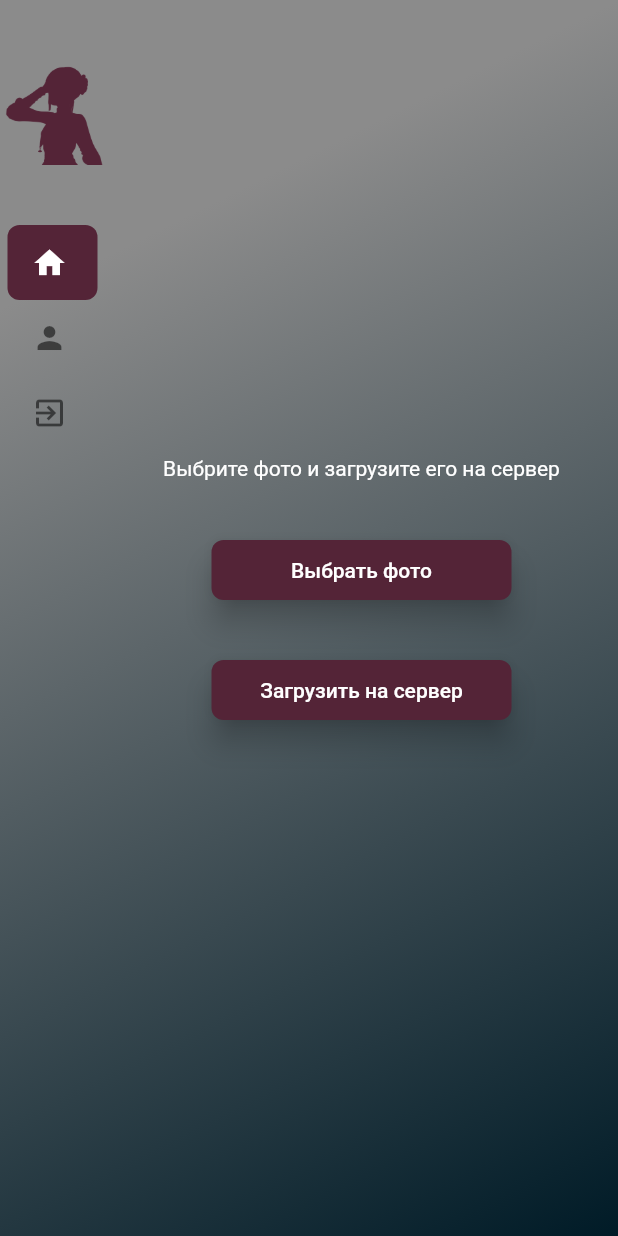
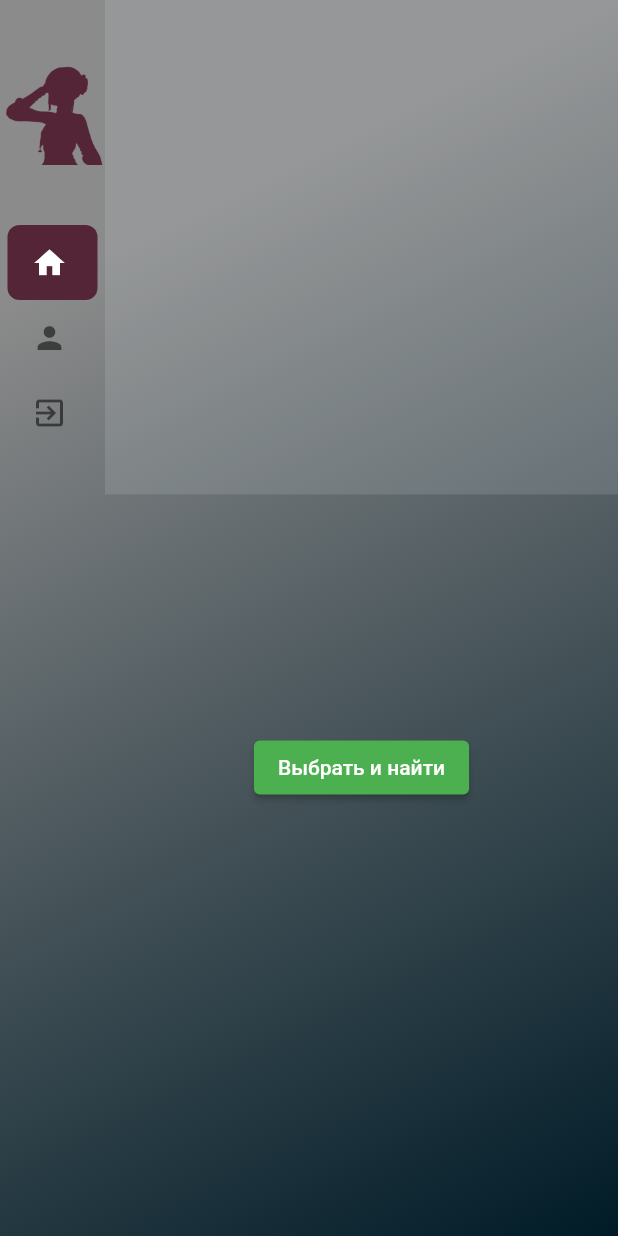
Before and after one commit to NEKO-Curator/interfaces_fedorov_nao, a Flutter app: the screen it shows after launch, on a phone screen of 412 x 824 dp. Run offline on Flutter 3.47's test engine with Material 2 defaults, Android fonts, the phone set to English and light mode, and no system bars; drawn by our look-alikes of easy_sidemenu; our stand-ins replace formz, image_picker; project files that could hold a hidden picture were left out.

Commit message:
android add ssl

```diff
--- a/lib/main.dart
+++ b/lib/main.dart
@@ -2,6 +2,7 @@ import 'package:flutter/material.dart';
 import 'package:interfaces_fedorov_coursework_nao/presentation/pages/main/widgets/main_side_menu.dart';
 
 void main() async {
+  WidgetsFlutterBinding.ensureInitialized();
   runApp(const MyApp());
 }
 
--- a/lib/presentation/pages/image_searcher/image_searcher_page.dart
+++ b/lib/presentation/pages/image_searcher/image_searcher_page.dart
@@ -1,12 +1,12 @@
 import 'package:flutter/material.dart';
-import 'package:interfaces_fedorov_coursework_nao/presentation/pages/image_searcher/widgets/image_picker_web.dart';
+import 'package:interfaces_fedorov_coursework_nao/presentation/pages/image_searcher/widgets/image_picker_android.dart';
 
 class ImageSearcherWidget extends StatelessWidget {
   const ImageSearcherWidget({super.key});
 
   @override
   Widget build(BuildContext context) {
-    return const ImagePickerWebPage();
+    return const ImagePickerMobilePage();
   }
 }
 
--- a/lib/presentation/pages/image_searcher/widgets/image_picker_android.dart
+++ b/lib/presentation/pages/image_searcher/widgets/image_picker_android.dart
@@ -1,69 +1,69 @@
-// // ignore_for_file: library_private_types_in_public_api
+// ignore_for_file: library_private_types_in_public_api
 
-// import 'dart:io';
+import 'dart:io';
 
-// import 'package:flutter/material.dart';
-// import 'package:image_picker/image_picker.dart';
-// import 'package:interfaces_fedorov_coursework_nao/api/api.dart';
-// import 'package:interfaces_fedorov_coursework_nao/constants.dart';
-// import 'package:interfaces_fedorov_coursework_nao/presentation/pages/image_searcher/widgets/links.dart';
+import 'package:flutter/material.dart';
+import 'package:image_picker/image_picker.dart';
+import 'package:interfaces_fedorov_coursework_nao/api/api.dart';
+import 'package:interfaces_fedorov_coursework_nao/constants.dart';
+import 'package:interfaces_fedorov_coursework_nao/presentation/pages/image_searcher/widgets/links.dart';
 
-// class ImagePickerMobilePage extends StatefulWidget {
-//   const ImagePickerMobilePage({Key? key}) : super(key: key);
+class ImagePickerMobilePage extends StatefulWidget {
+  const ImagePickerMobilePage({Key? key}) : super(key: key);
 
-//   @override
-//   _ImagePickerMobilePageState createState() => _ImagePickerMobilePageState();
-// }
+  @override
+  _ImagePickerMobilePageState createState() => _ImagePickerMobilePageState();
+}
 
-// class _ImagePickerMobilePageState extends State<ImagePickerMobilePage> {
-//   File? pickedImage;
-//   bool isPicked = false;
-//   String? s;
-//   @override
-//   Widget build(BuildContext context) {
-//     return Center(
-//       child: Column(
-//         mainAxisAlignment: MainAxisAlignment.spaceBetween,
-//         children: [
-//           Container(
-//             child: isPicked
-//                 ? Image.file(
-//                     pickedImage!,
-//                     width: MediaQuery.of(context).size.width,
-//                     height: MediaQuery.of(context).size.width * (4 / 5),
-//                   )
-//                 : Container(
-//                     color: const Color.fromARGB(40, 207, 216, 220),
-//                     width: MediaQuery.of(context).size.width,
-//                     height: MediaQuery.of(context).size.width * (4 / 5),
-//                   ),
-//           ),
-//           Padding(
-//             padding: const EdgeInsets.all(48.0),
-//             child: ElevatedButton(
-//               onPressed: () async {
-//                 final ImagePicker picker = ImagePicker();
-//                 final XFile? image =
-//                     await picker.pickImage(source: ImageSource.gallery);
-//                 if (image != null) {
-//                   pickedImage = File(image.path);
-//                   String sLink = await ApiService.uploadImageAndSearch(
-//                       "${ApiConstants.baseUrl}/upload", pickedImage!);
-//                   setState(() {
-//                     s = sLink;
-//                     isPicked = true;
-//                   });
-//                 }
-//               },
-//               child: const Text("Выбрать и найти"),
-//             ),
-//           ),
-//           if (s != null) LinkWidget(s!) else Container(),
-//           const SizedBox(
-//             height: 20,
-//           )
-//         ],
-//       ),
-//     );
-//   }
-// }
+class _ImagePickerMobilePageState extends State<ImagePickerMobilePage> {
+  File? pickedImage;
+  bool isPicked = false;
+  String? s;
+  @override
+  Widget build(BuildContext context) {
+    return Center(
+      child: Column(
+        mainAxisAlignment: MainAxisAlignment.spaceBetween,
+        children: [
+          Container(
+            child: isPicked
+                ? Image.file(
+                    pickedImage!,
+                    width: MediaQuery.of(context).size.width,
+                    height: MediaQuery.of(context).size.width * (4 / 5),
+                  )
+                : Container(
+                    color: const Color.fromARGB(40, 207, 216, 220),
+                    width: MediaQuery.of(context).size.width,
+                    height: MediaQuery.of(context).size.width * (4 / 5),
+                  ),
+          ),
+          Padding(
+            padding: const EdgeInsets.all(48.0),
+            child: ElevatedButton(
+              onPressed: () async {
+                final ImagePicker picker = ImagePicker();
+                final XFile? image =
+                    await picker.pickImage(source: ImageSource.gallery);
+                if (image != null) {
+                  pickedImage = File(image.path);
+                  String sLink = await ApiService.uploadImageAndSearchAndroid(
+                      "${ApiConstants.baseUrl}/upload", pickedImage!);
+                  setState(() {
+                    s = sLink;
+                    isPicked = true;
+                  });
+                }
+              },
+              child: const Text("Выбрать и найти"),
+            ),
+          ),
+          if (s != null) LinkWidget(s!) else Container(),
+          const SizedBox(
+            height: 20,
+          )
+        ],
+      ),
+    );
+  }
+}
--- a/lib/presentation/pages/image_searcher/widgets/image_picker_web.dart
+++ b/lib/presentation/pages/image_searcher/widgets/image_picker_web.dart
@@ -1,138 +1,138 @@
-// ignore_for_file: avoid_web_libraries_in_flutter
+// // ignore_for_file: avoid_web_libraries_in_flutter
 
-import 'dart:typed_data';
-import 'dart:html' as html;
-import 'package:flutter/foundation.dart';
-import 'package:http_parser/http_parser.dart';
-import 'dart:convert';
-import 'package:http/http.dart' as http;
+// import 'dart:typed_data';
+// import 'dart:html' as html;
+// import 'package:flutter/foundation.dart';
+// import 'package:http_parser/http_parser.dart';
+// import 'dart:convert';
+// import 'package:http/http.dart' as http;
 
-import 'package:flutter/material.dart';
-import 'package:interfaces_fedorov_coursework_nao/constants.dart';
-import 'package:interfaces_fedorov_coursework_nao/presentation/pages/image_searcher/widgets/links.dart';
-import 'package:interfaces_fedorov_coursework_nao/presentation/pages/main/widgets/presentation_constants.dart';
+// import 'package:flutter/material.dart';
+// import 'package:interfaces_fedorov_coursework_nao/constants.dart';
+// import 'package:interfaces_fedorov_coursework_nao/presentation/pages/image_searcher/widgets/links.dart';
+// import 'package:interfaces_fedorov_coursework_nao/presentation/pages/main/widgets/presentation_constants.dart';
 
-class ImagePickerWebPage extends StatefulWidget {
-  const ImagePickerWebPage({super.key});
+// class ImagePickerWebPage extends StatefulWidget {
+//   const ImagePickerWebPage({super.key});
 
-  @override
-  State<ImagePickerWebPage> createState() => _ImagePickerWebPageState();
-}
+//   @override
+//   State<ImagePickerWebPage> createState() => _ImagePickerWebPageState();
+// }
 
-class _ImagePickerWebPageState extends State<ImagePickerWebPage> {
-  List<int>? _selectedFile;
-  Uint8List? _bytesData;
-  String? s;
-  startWebFilePicker() async {
-    html.FileUploadInputElement uploadInput = html.FileUploadInputElement();
-    uploadInput.multiple = true;
-    uploadInput.draggable = true;
-    uploadInput.click();
+// class _ImagePickerWebPageState extends State<ImagePickerWebPage> {
+//   List<int>? _selectedFile;
+//   Uint8List? _bytesData;
+//   String? s;
+//   startWebFilePicker() async {
+//     html.FileUploadInputElement uploadInput = html.FileUploadInputElement();
+//     uploadInput.multiple = true;
+//     uploadInput.draggable = true;
+//     uploadInput.click();
 
-    uploadInput.onChange.listen((event) {
-      final files = uploadInput.files;
-      final file = files![0];
-      final reader = html.FileReader();
+//     uploadInput.onChange.listen((event) {
+//       final files = uploadInput.files;
+//       final file = files![0];
+//       final reader = html.FileReader();
 
-      reader.onLoadEnd.listen((event) {
-        setState(() {
-          _bytesData = const Base64Decoder()
-              .convert(reader.result.toString().split(",").last);
-          _selectedFile = _bytesData;
-          s = null;
-        });
-      });
-      reader.readAsDataUrl(file);
-    });
-  }
+//       reader.onLoadEnd.listen((event) {
+//         setState(() {
+//           _bytesData = const Base64Decoder()
+//               .convert(reader.result.toString().split(",").last);
+//           _selectedFile = _bytesData;
+//           s = null;
+//         });
+//       });
+//       reader.readAsDataUrl(file);
+//     });
+//   }
 
-  Future<String> uploadImage() async {
-    var url = Uri.parse("${ApiConstants.baseUrl}/upload");
-    var request = http.MultipartRequest("POST", url);
+//   Future<String> uploadImage() async {
+//     var url = Uri.parse("${ApiConstants.baseUrl}/upload");
+//     var request = http.MultipartRequest("POST", url);
 
-    // Convert your _selectedFile into Uint8List
+//     // Convert your _selectedFile into Uint8List
 
-    request.files.add(http.MultipartFile.fromBytes('document', _selectedFile!,
-        contentType: MediaType('image', 'jpeg'), filename: "anyname.jpg"));
+//     request.files.add(http.MultipartFile.fromBytes('document', _selectedFile!,
+//         contentType: MediaType('image', 'jpeg'), filename: "anyname.jpg"));
 
-    var response = await request.send();
-    if (response.statusCode == 200) {
-      return await response.stream.bytesToString();
-    } else {
-      throw Exception(
-          'Server responded with status code ${response.statusCode}.');
-    }
-  }
+//     var response = await request.send();
+//     if (response.statusCode == 200) {
+//       return await response.stream.bytesToString();
+//     } else {
+//       throw Exception(
+//           'Server responded with status code ${response.statusCode}.');
+//     }
+//   }
 
-  @override
-  Widget build(BuildContext context) {
-    return Padding(
-      padding: const EdgeInsets.all(8.0),
-      child: Center(
-        child: SingleChildScrollView(
-          child: Column(
-            mainAxisAlignment: MainAxisAlignment.center,
-            children: [
-              const Text(
-                'Выбрите фото и загрузите его на сервер',
-                style: TextStyle(color: Colors.white),
-              ),
-              const SizedBox(height: 40),
-              SizedBox(
-                height: 40,
-                width: 200,
-                child: MaterialButton(
-                  color: buttonMainColor,
-                  elevation: 8,
-                  highlightElevation: 2,
-                  shape: RoundedRectangleBorder(
-                      borderRadius: BorderRadius.circular(8)),
-                  textColor: Colors.white,
-                  child: const Text("Выбрать фото"),
-                  onPressed: () {
-                    startWebFilePicker();
-                  },
-                ),
-              ),
-              const SizedBox(
-                height: 20,
-              ),
-              _bytesData != null
-                  ? Image.memory(_bytesData!, width: 400, height: 400)
-                  : Container(),
-              const SizedBox(
-                height: 20,
-              ),
-              SizedBox(
-                height: 40,
-                width: 200,
-                child: MaterialButton(
-                  color: buttonMainColor,
-                  elevation: 8,
-                  highlightElevation: 2,
-                  shape: RoundedRectangleBorder(
-                      borderRadius: BorderRadius.circular(8)),
-                  textColor: Colors.white,
-                  child: const Text("Загрузить на сервер"),
-                  onPressed: () async {
-                    var stringResult = await uploadImage();
-                    setState(() {
-                      s = stringResult;
-                    });
-                  },
-                ),
-              ),
-              const SizedBox(
-                height: 20,
-              ),
-              if (s != null) LinkWidget(s!) else Container(),
-              const SizedBox(
-                height: 20,
-              )
-            ],
-          ),
-        ),
-      ),
-    );
-  }
-}
+//   @override
+//   Widget build(BuildContext context) {
+//     return Padding(
+//       padding: const EdgeInsets.all(8.0),
+//       child: Center(
+//         child: SingleChildScrollView(
+//           child: Column(
+//             mainAxisAlignment: MainAxisAlignment.center,
+//             children: [
+//               const Text(
+//                 'Выбрите фото и загрузите его на сервер',
+//                 style: TextStyle(color: Colors.white),
+//               ),
+//               const SizedBox(height: 40),
+//               SizedBox(
+//                 height: 40,
+//                 width: 200,
+//                 child: MaterialButton(
+//                   color: buttonMainColor,
+//                   elevation: 8,
+//                   highlightElevation: 2,
+//                   shape: RoundedRectangleBorder(
+//                       borderRadius: BorderRadius.circular(8)),
+//                   textColor: Colors.white,
+//                   child: const Text("Выбрать фото"),
+//                   onPressed: () {
+//                     startWebFilePicker();
+//                   },
+//                 ),
+//               ),
+//               const SizedBox(
+//                 height: 20,
+//               ),
+//               _bytesData != null
+//                   ? Image.memory(_bytesData!, width: 400, height: 400)
+//                   : Container(),
+//               const SizedBox(
+//                 height: 20,
+//               ),
+//               SizedBox(
+//                 height: 40,
+//                 width: 200,
+//                 child: MaterialButton(
+//                   color: buttonMainColor,
+//                   elevation: 8,
+//                   highlightElevation: 2,
+//                   shape: RoundedRectangleBorder(
+//                       borderRadius: BorderRadius.circular(8)),
+//                   textColor: Colors.white,
+//                   child: const Text("Загрузить на сервер"),
+//                   onPressed: () async {
+//                     var stringResult = await uploadImage();
+//                     setState(() {
+//                       s = stringResult;
+//                     });
+//                   },
+//                 ),
+//               ),
+//               const SizedBox(
+//                 height: 20,
+//               ),
+//               if (s != null) LinkWidget(s!) else Container(),
+//               const SizedBox(
+//                 height: 20,
+//               )
+//             ],
+//           ),
+//         ),
+//       ),
+//     );
+//   }
+// }
--- a/pubspec.yaml
+++ b/pubspec.yaml
@@ -33,4 +33,5 @@ dev_dependencies:
 flutter:
   assets:
     - assets/images/
+    - assets/public/
   uses-material-design: true
```
Also changed, not shown: lib/api/api.dart (+23 -0 lines), lib/presentation/pages/main/responsive/main_desktop_body.dart (deleted, +0 -64 lines), lib/presentation/pages/main/widgets/main_box.dart (deleted, +0 -18 lines), lib/presentation/pages/main/widgets/main_tile.dart (deleted, +0 -17 lines), lib/utils/cert.dart (added, +20 -0 lines), 1 other file.
